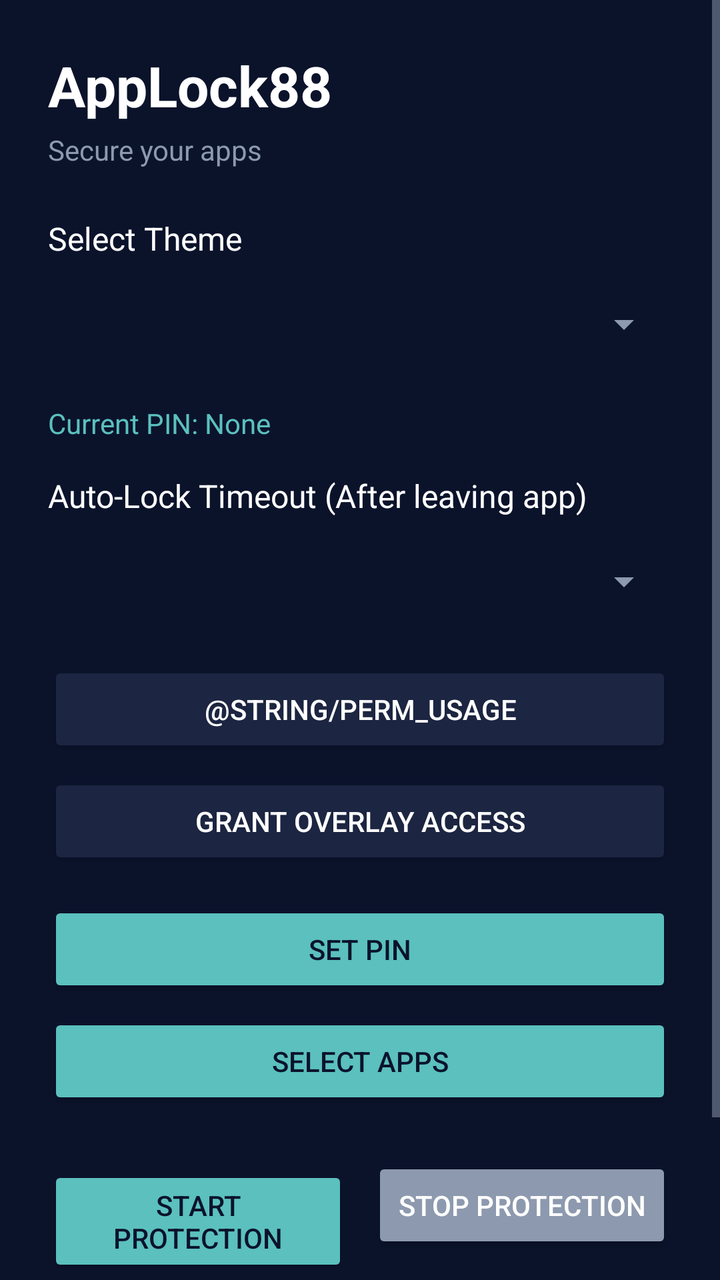
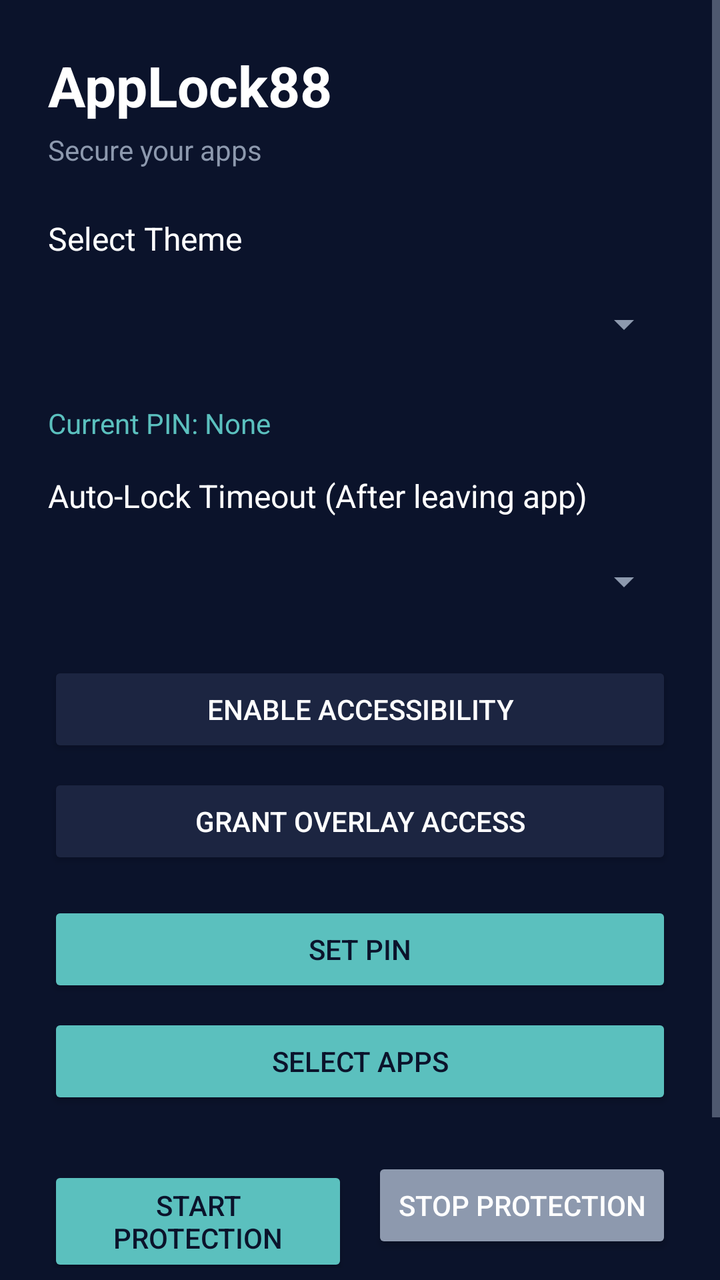

Compare the two renders of this Android layout. The source of the first and the diff that turns it into the second are given below.
<!-- AndroidManifest.xml: application theme Theme.AppLock88 -->
<!-- res/layout/activity_main.xml -->
<?xml version="1.0" encoding="utf-8"?>
<ScrollView xmlns:android="http://schemas.android.com/apk/res/android"
    xmlns:app="http://schemas.android.com/apk/res-auto"
    android:layout_width="match_parent"
    android:layout_height="match_parent"
    android:background="@color/bg_dark"
    android:fillViewport="true">

    <LinearLayout
        android:layout_width="match_parent"
        android:layout_height="wrap_content"
        android:orientation="vertical"
        android:padding="24dp">

        <TextView
            android:layout_width="wrap_content"
            android:layout_height="wrap_content"
            android:text="@string/title"
            android:textColor="@color/text_main"
            android:textSize="28sp"
            android:textStyle="bold" />

        <TextView
            android:layout_width="wrap_content"
            android:layout_height="wrap_content"
            android:layout_marginTop="4dp"
            android:text="@string/subtitle"
            android:textColor="@color/text_sub"
            android:textSize="14sp" />

        <TextView
            android:layout_width="wrap_content"
            android:layout_height="wrap_content"
            android:layout_marginTop="24dp"
            android:text="Select Theme"
            android:textColor="@color/text_main"
            android:textSize="16sp" />

        <Spinner
            android:id="@+id/spinnerTheme"
            android:layout_width="match_parent"
            android:layout_height="48dp"
            android:layout_marginTop="8dp"
            android:backgroundTint="@color/text_sub" />

        <TextView
            android:id="@+id/tvCurrentPin"
            android:layout_width="wrap_content"
            android:layout_height="wrap_content"
            android:layout_marginTop="16dp"
            android:text="Current PIN: None"
            android:textColor="@color/primary"
            android:textSize="14sp" />

        <TextView
            android:layout_width="wrap_content"
            android:layout_height="wrap_content"
            android:layout_marginTop="16dp"
            android:text="Auto-Lock Timeout (After leaving app)"
            android:textColor="@color/text_main"
            android:textSize="16sp" />

        <Spinner
            android:id="@+id/spinnerTimeout"
            android:layout_width="match_parent"
            android:layout_height="48dp"
            android:layout_marginTop="8dp"
            android:backgroundTint="@color/text_sub" />

        <Button
            android:id="@+id/btnUsage"
            android:layout_width="match_parent"
            android:layout_height="wrap_content"
            android:layout_marginTop="16dp"
            android:text="@string/perm_usage"
            app:backgroundTint="@color/surface"
            android:textColor="@color/text_main" />

        <Button
            android:id="@+id/btnOverlay"
            android:layout_width="match_parent"
            android:layout_height="wrap_content"
            android:layout_marginTop="8dp"
            android:text="@string/perm_overlay"
            app:backgroundTint="@color/surface"
            android:textColor="@color/text_main" />

        <Button
            android:id="@+id/btnSetPin"
            android:layout_width="match_parent"
            android:layout_height="wrap_content"
            android:layout_marginTop="16dp"
            android:text="@string/btn_set_pin"
            app:backgroundTint="@color/primary"
            android:textColor="@color/bg_dark" />

        <Button
            android:id="@+id/btnSelectApps"
            android:layout_width="match_parent"
            android:layout_height="wrap_content"
            android:layout_marginTop="8dp"
            android:text="@string/btn_select_apps"
            app:backgroundTint="@color/primary"
            android:textColor="@color/bg_dark" />

        <LinearLayout
            android:layout_width="match_parent"
            android:layout_height="wrap_content"
            android:orientation="horizontal"
            android:layout_marginTop="24dp">

            <Button
                android:id="@+id/btnStart"
                android:layout_width="0dp"
                android:layout_height="wrap_content"
                android:layout_weight="1"
                android:text="@string/btn_start"
                app:backgroundTint="@color/primary"
                android:textColor="@color/bg_dark" />

            <Button
                android:id="@+id/btnStop"
                android:layout_width="0dp"
                android:layout_height="wrap_content"
                android:layout_marginStart="12dp"
                android:layout_weight="1"
                android:text="@string/btn_stop"
                app:backgroundTint="@color/text_sub"
                android:textColor="@color/text_main" />
        </LinearLayout>

        <TextView
            android:id="@+id/tvStatus"
            android:layout_width="wrap_content"
            android:layout_height="wrap_content"
            android:layout_marginTop="16dp"
            android:text="@string/status_stopped"
            android:textColor="@color/text_sub" />

        <Space
            android:layout_width="match_parent"
            android:layout_height="24dp" />

        <TextView
            android:layout_width="wrap_content"
            android:layout_height="wrap_content"
            android:text="@string/copyright"
            android:textColor="@color/text_sub"
            android:textSize="12sp" />
    </LinearLayout>
</ScrollView>
<!-- resources referenced by this layout -->
<resources>
  <color name="bg_dark">#0B132B</color>
  <color name="primary">#5BC0BE</color>
  <color name="surface">#1C2541</color>
  <color name="text_main">#FFFFFF</color>
  <color name="text_sub">#8D99AE</color>
  <string name="btn_select_apps">Select Apps</string>
  <string name="btn_set_pin">Set PIN</string>
  <string name="btn_start">Start Protection</string>
  <string name="btn_stop">Stop Protection</string>
  <string name="copyright">© MC88</string>
  <string name="perm_overlay">Grant Overlay Access</string>
  <string name="status_stopped">Protection Inactive</string>
  <string name="subtitle">Secure your apps</string>
  <string name="title">AppLock88</string>
  <style name="Theme.AppLock88" parent="Theme.AppCompat.NoActionBar">
          <item name="android:windowBackground">@color/bg_dark</item>
          <item name="android:statusBarColor">@color/bg_dark</item>
          <item name="android:navigationBarColor">@color/bg_dark</item>
          <item name="android:textColorPrimary">@color/text_main</item>
          <item name="android:textColorSecondary">@color/text_sub</item>
      </style>
</resources>

<!-- the commit's change to res/layout/activity_main.xml (unified diff, before → after) -->
@@ -72,7 +72,7 @@
             android:layout_width="match_parent"
             android:layout_height="wrap_content"
             android:layout_marginTop="16dp"
-            android:text="@string/perm_usage"
+            android:text="@string/btn_accessibility"
             app:backgroundTint="@color/surface"
             android:textColor="@color/text_main" />
 
<!-- resource entries referenced after the edit -->
@@ -5,6 +5,7 @@
   <color name="surface">#1C2541</color>
   <color name="text_main">#FFFFFF</color>
   <color name="text_sub">#8D99AE</color>
+  <string name="btn_accessibility">Enable Accessibility</string>
   <string name="btn_select_apps">Select Apps</string>
   <string name="btn_set_pin">Set PIN</string>
   <string name="btn_start">Start Protection</string>
